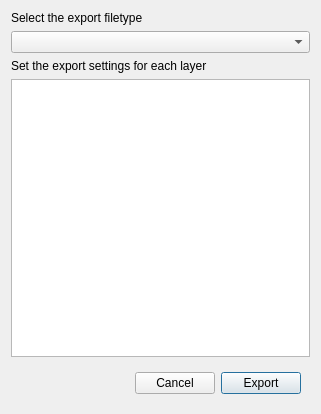
Above: glue_ar/export_dialog.ui from glue-viz/glue-ar before the change. Below: the same form after it.
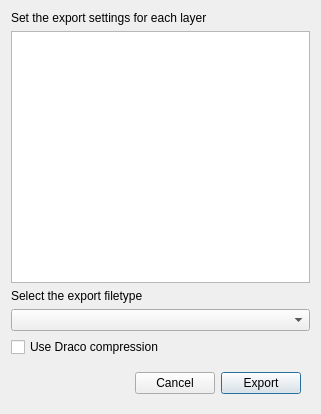
That is the form after the change.

Commit message: Add Draco compression as an option to export dialog, and refactor compression code inside of tool.

What changed in the file:
```diff
--- a/glue_ar/export_dialog.ui
+++ b/glue_ar/export_dialog.ui
@@ -14,6 +14,16 @@
    <string>Export 3D Volume</string>
   </property>
   <layout class="QGridLayout" name="gridLayout">
+   <item row="7" column="0">
+    <widget class="QCheckBox" name="bool_draco">
+     <property name="text">
+      <string>Use Draco compression</string>
+     </property>
+    </widget>
+   </item>
+   <item row="6" column="0">
+    <widget class="QComboBox" name="combosel_filetype"/>
+   </item>
    <item row="3" column="0">
     <widget class="QListWidget" name="listsel_layer"/>
    </item>
@@ -21,6 +31,20 @@
     <layout class="QFormLayout" name="layer_layout"/>
    </item>
    <item row="5" column="0">
+    <widget class="QLabel" name="label_filetype_message">
+     <property name="text">
+      <string>Select the export filetype</string>
+     </property>
+    </widget>
+   </item>
+   <item row="2" column="0">
+    <widget class="QLabel" name="label_settings_message">
+     <property name="text">
+      <string>Set the export settings for each layer</string>
+     </property>
+    </widget>
+   </item>
+   <item row="9" column="0">
     <widget class="QWidget" name="widget" native="true">
      <layout class="QHBoxLayout" name="horizontalLayout">
       <item>
@@ -59,22 +83,8 @@
      </layout>
     </widget>
    </item>
-   <item row="0" column="0">
-    <widget class="QLabel" name="label_filetype_message">
-     <property name="text">
-      <string>Select the export filetype</string>
-     </property>
-    </widget>
-   </item>
-   <item row="1" column="0">
-    <widget class="QComboBox" name="combosel_filetype"/>
-   </item>
-   <item row="2" column="0">
-    <widget class="QLabel" name="label_settings_message">
-     <property name="text">
-      <string>Set the export settings for each layer</string>
-     </property>
-    </widget>
+   <item row="4" column="0">
+    <layout class="QFormLayout" name="layer_layout"/>
    </item>
   </layout>
  </widget>
```
Left out of the diff: 3 changed lines with no effect on the pictures. The commit also changes 3 other files.
